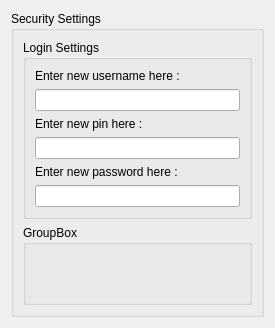
Before: the Qt Designer form src/qt/ui/security_settings.ui in maidsafe-archive/MaidSafe-Encrypt, drawn with Qt 5.
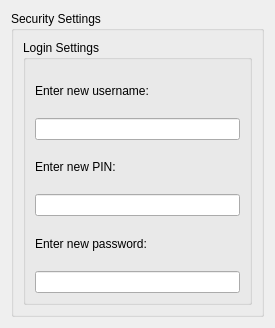
After: the same form once the commit is applied.

Diff of the .ui file:
```diff
--- a/src/qt/ui/security_settings.ui
+++ b/src/qt/ui/security_settings.ui
@@ -32,7 +32,7 @@
          <item>
           <widget class="QLabel" name="usernameLbl">
            <property name="text">
-            <string>Enter new username here :</string>
+            <string>Enter new username:</string>
            </property>
           </widget>
          </item>
@@ -42,7 +42,7 @@
          <item>
           <widget class="QLabel" name="label">
            <property name="text">
-            <string>Enter new pin here : </string>
+            <string>Enter new PIN:</string>
            </property>
           </widget>
          </item>
@@ -52,7 +52,7 @@
          <item>
           <widget class="QLabel" name="label_2">
            <property name="text">
-            <string>Enter new password here : </string>
+            <string>Enter new password:</string>
            </property>
           </widget>
          </item>
@@ -62,13 +62,6 @@
         </layout>
        </widget>
       </item>
-      <item>
-       <widget class="QGroupBox" name="groupBox_3">
-        <property name="title">
-         <string>GroupBox</string>
-        </property>
-       </widget>
-      </item>
      </layout>
     </widget>
    </item>
```
